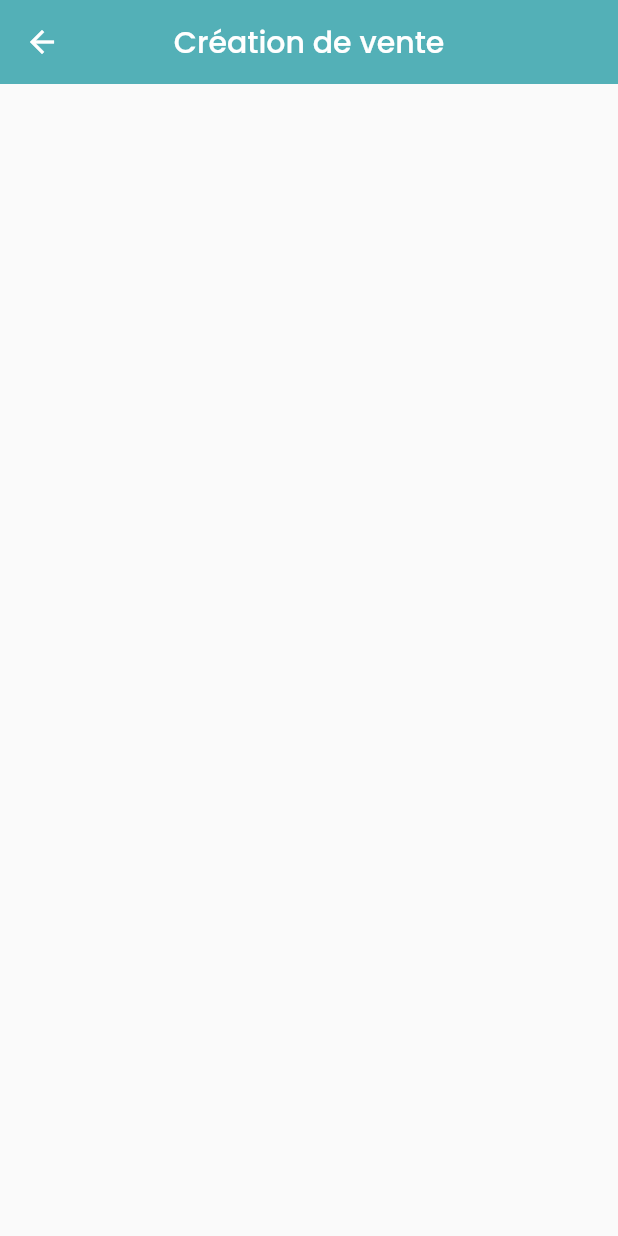
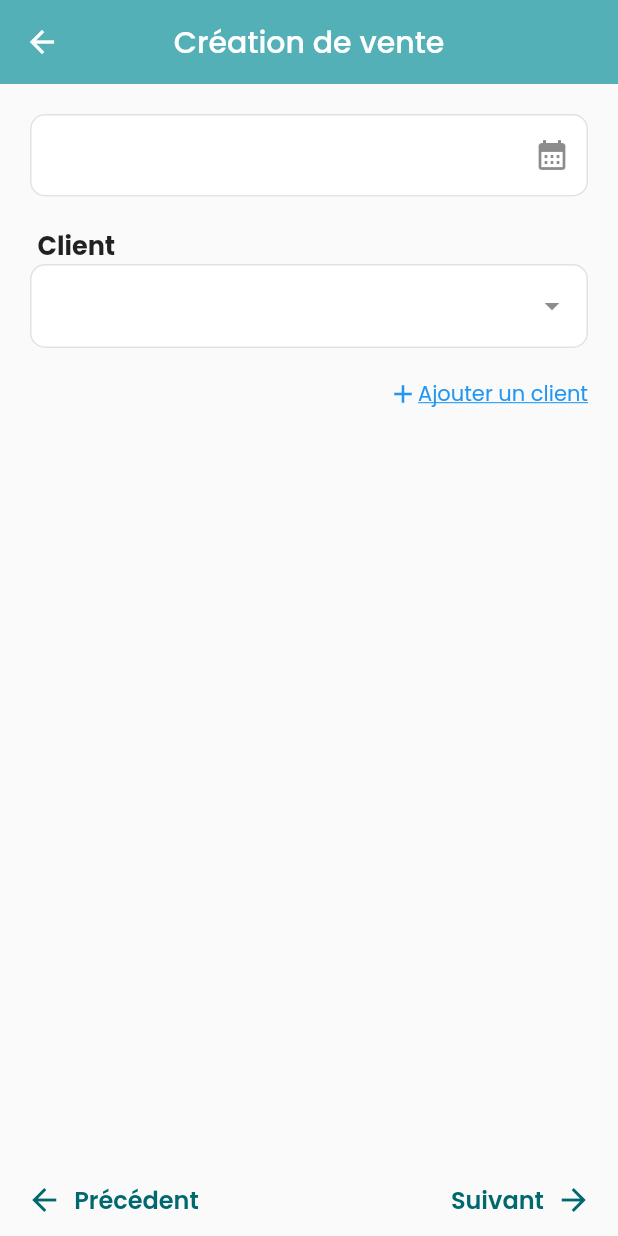
Before and after one commit to amangoua01/app_couture, a Flutter app: the EditionVentePage screen opened directly, on a phone screen of 412 x 824 dp. Run offline on Flutter 3.47's test engine with Material 3 defaults, Android fonts, the light colour scheme and no system bars; drawn by our look-alikes of dropdown_search; our stand-ins replace animated_bottom_navigation_bar, date_format, firebase_core, firebase_messaging, flutter_animate, flutter_easyloading and 18 more; missing offline and left inert: flutter_stepindicator, icofont_flutter, ticket_widget; accounts and stored records are empty.

Commit message:
feat: Add floating action button hero tags and implement article sale editing page

```diff
--- a/lib/views/static/home/home_page.dart
+++ b/lib/views/static/home/home_page.dart
@@ -93,6 +93,7 @@ class HomePage extends StatelessWidget {
         ),
       ),
       floatingActionButton: SpeedDial(
+        heroTag: 'option',
         icon: Icons.add,
         children: [
           SpeedDialChild(
--- a/lib/views/static/home/home_windows.dart
+++ b/lib/views/static/home/home_windows.dart
@@ -32,6 +32,7 @@ class HomeWindows extends StatelessWidget {
         return Scaffold(
           body: pages[ctl.page],
           floatingActionButton: FloatingActionButton(
+            heroTag: "boutique",
             onPressed: () {
               ctl.page = 4;
               ctl.update();
--- a/lib/views/static/ventes/edition_vente_page.dart
+++ b/lib/views/static/ventes/edition_vente_page.dart
@@ -1,15 +1,111 @@
+import 'package:app_couture/tools/extensions/types/string.dart';
+import 'package:app_couture/tools/widgets/inputs/c_date_form_field.dart';
+import 'package:app_couture/tools/widgets/inputs/c_drop_down_form_field.dart';
+import 'package:app_couture/tools/widgets/wrapper_listview.dart';
+import 'package:app_couture/views/static/clients/edition_client_page.dart';
+import 'package:app_couture/views/static/ventes/edition_article_vente_page.dart';
 import 'package:flutter/material.dart';
+import 'package:get/get.dart';
 
 class EditionVentePage extends StatelessWidget {
   const EditionVentePage({super.key});
 
   @override
   Widget build(BuildContext context) {
-    return Scaffold(
-      appBar: AppBar(title: const Text("Création de vente")),
-      body: ListView(
-        padding: const EdgeInsets.all(20),
-        children: const [],
+    return DefaultTabController(
+      length: 2,
+      child: Scaffold(
+        appBar: AppBar(title: const Text("Création de vente")),
+        bottomNavigationBar: SafeArea(
+          child: Container(
+            padding: const EdgeInsets.symmetric(horizontal: 10),
+            child: Row(
+              children: [
+                TextButton.icon(
+                  icon: const Icon(Icons.arrow_back),
+                  onPressed: () {},
+                  label: const Text('Précédent'),
+                ),
+                const Spacer(),
+                TextButton.icon(
+                  icon: const Icon(Icons.arrow_forward),
+                  iconAlignment: IconAlignment.end,
+                  onPressed: () {},
+                  label: const Text('Suivant'),
+                ),
+              ],
+            ),
+          ),
+        ),
+        body: TabBarView(
+          children: [
+            ListView(
+              padding: const EdgeInsets.all(20),
+              children: [
+                CDateFormField(onChange: (e) {}),
+                const CDropDownFormField(externalLabel: "Client"),
+                GestureDetector(
+                  onTap: () => Get.to(() => const EditionClientPage()),
+                  child: const Row(
+                    mainAxisAlignment: MainAxisAlignment.end,
+                    children: [
+                      Icon(
+                        Icons.add,
+                        color: Colors.blue,
+                        size: 20,
+                      ),
+                      Text(
+                        'Ajouter un client',
+                        style: TextStyle(
+                          color: Colors.blue,
+                          decoration: TextDecoration.underline,
+                        ),
+                      ),
+                    ],
+                  ),
+                ),
+              ],
+            ),
+            Scaffold(
+              floatingActionButton: Container(
+                margin: const EdgeInsets.only(bottom: 40),
+                child: FloatingActionButton(
+                  onPressed: () =>
+                      Get.to(() => const EditionArticleVentePage()),
+                  child: const Icon(Icons.add),
+                ),
+              ),
+              body: Column(
+                children: [
+                  ListTile(
+                    leading: const CircleAvatar(
+                      backgroundColor: Colors.green,
+                      child: Icon(
+                        Icons.calculate,
+                        color: Colors.white,
+                      ),
+                    ),
+                    title: const Text("Total"),
+                    trailing: Text("1000".toAmount(unit: 'F')),
+                  ),
+                  const Divider(),
+                  Expanded(
+                    child: WrapperListview(
+                      padding: const EdgeInsets.only(bottom: 100),
+                      itemBuilder: (_, i) => ListTile(
+                        leading: const CircleAvatar(),
+                        title: const Text("Article 1"),
+                        subtitle: const Text("2 X 1 000"),
+                        trailing: Text("1000".toAmount(unit: 'F')),
+                      ),
+                      items: const [1, 1, 2, 3],
+                    ),
+                  ),
+                ],
+              ),
+            ),
+          ],
+        ),
       ),
     );
   }
```
Also changed, not shown: lib/views/static/ventes/edition_article_vente_page.dart (added, +35 -0 lines).
